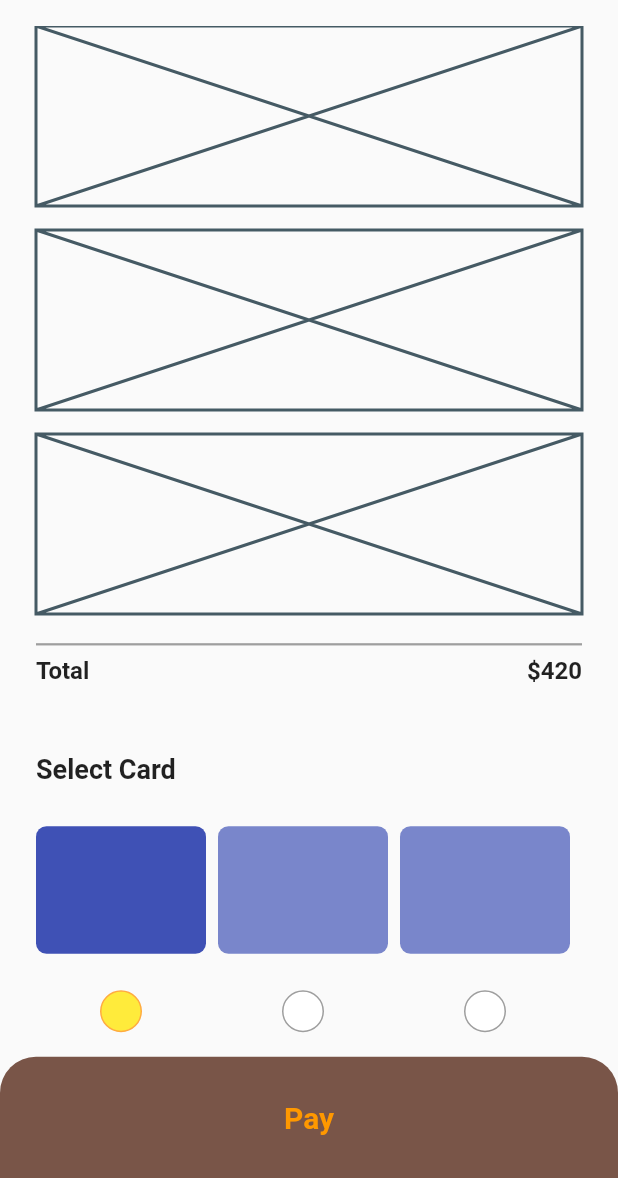
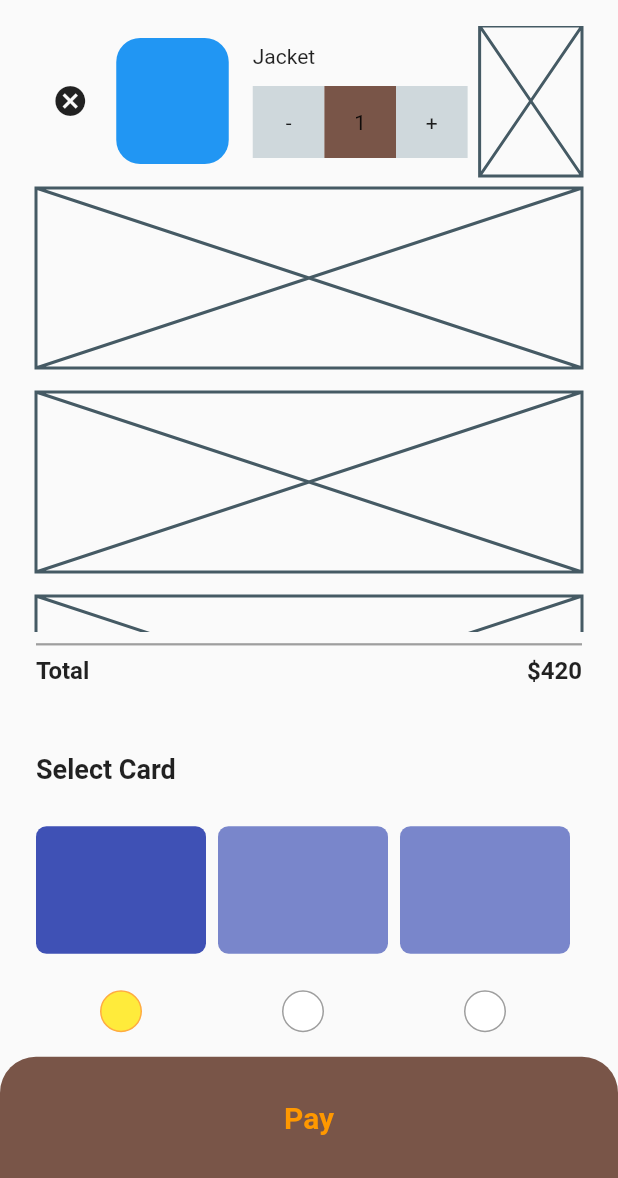
Before and after one commit to JAICHANGPARK/flutter_notebook_the_third_story, a Flutter app: the BookPage screen opened directly, on a phone screen of 412 x 824 dp, the part 58-1236 px from its top. Run offline on Flutter 3.47's test engine with Material 2 defaults, Android fonts, the phone set to English and light mode, and no system bars; our stand-ins replace badges, dotted_border, fl_chart, page_transition, percent_indicator; network calls fail.

Commit message:
Update book_page.dart

```diff
--- a/lib/travel_store_app/book_page.dart
+++ b/lib/travel_store_app/book_page.dart
@@ -39,10 +39,86 @@ class _BookPageState extends State<BookPage> {
                   child: ListView(
                     children: <Widget>[
                       Container(
-                        height: 120,
+                        height: 100,
                         margin:
-                            EdgeInsets.only(left: 24, right: 24, bottom: 16),
-                        child: Placeholder(),
+                            EdgeInsets.only(left: 24, right: 24, bottom: 8),
+                        child: Row(
+                          children: <Widget>[
+                            Expanded(
+                              flex: 2,
+                              child: Center(
+                                child: Icon(Icons.cancel),
+                              ),
+                            ),
+                            Expanded(
+                              flex: 4,
+                              child: Padding(
+                                padding: const EdgeInsets.all(8.0),
+                                child: Container(
+                                  decoration: BoxDecoration(
+                                    borderRadius: BorderRadius.circular(16),
+                                    color: Colors.blue,
+                                  ),
+                                ),
+                              ),
+                            ),
+                            Expanded(
+                              flex: 7,
+                              child: Padding(
+                                padding: const EdgeInsets.all(8.0),
+                                child: Column(
+                                  crossAxisAlignment: CrossAxisAlignment.start,
+                                  mainAxisAlignment: MainAxisAlignment.center,
+                                  children: <Widget>[
+                                    Text("Jacket"),
+                                    SizedBox(height: 12,),
+                                    Row(
+                                      children: <Widget>[
+                                        Expanded(
+                                          child: Container(
+                                            height: 48,
+                                            decoration: BoxDecoration(
+                                              color: Colors.blueGrey[100],
+                                            ),
+                                            child: Center(
+                                              child: Text("-"),
+                                            ),
+                                          ),
+                                        ),
+                                        Expanded(
+                                          child: Container(
+                                            height: 48,
+                                            decoration: BoxDecoration(
+                                              color: Colors.brown,
+                                            ),
+                                            child: Center(
+                                              child: Text("1"),
+                                            ),
+                                          ),
+                                        ),
+                                        Expanded(
+                                          child: Container(
+                                            height: 48,
+                                            decoration: BoxDecoration(
+                                              color: Colors.blueGrey[100],
+                                            ),
+                                            child: Center(
+                                              child: Text("+"),
+                                            ),
+                                          ),
+                                        ),
+                                      ],
+                                    )
+                                  ],
+                                ),
+                              ),
+                            ),
+                            Expanded(
+                              flex: 3,
+                              child: Placeholder(),
+                            ),
+                          ],
+                        ),
                       ),
                       Container(
                         height: 120,
```
